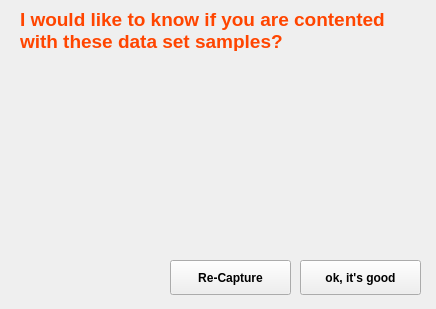
First picture: the form in EMS_Desktop_App/UIs/captureFace.ui, repository cedie712/EMS_Project, before the edit.
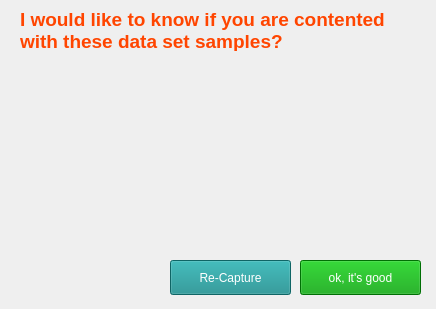
Second picture: the form after the edit. Icons and pictures are not drawn.

What changed in the file:
```diff
--- a/EMS_Desktop_App/UIs/captureFace.ui
+++ b/EMS_Desktop_App/UIs/captureFace.ui
@@ -26,16 +26,14 @@
      <height>35</height>
     </rect>
    </property>
-   <property name="font">
-    <font>
-     <family>Arial</family>
-     <weight>75</weight>
-     <bold>true</bold>
-    </font>
-   </property>
    <property name="focusPolicy">
     <enum>Qt::NoFocus</enum>
    </property>
+   <property name="styleSheet">
+    <string notr="true">color: #fff;
+background-color: rgb(21, 141, 141);
+font: 14px/20px &quot;Helvetica Neue&quot;,Helvetica,Arial,sans-serif;</string>
+   </property>
    <property name="text">
     <string>Re-Capture</string>
    </property>
@@ -78,16 +76,14 @@
      <height>35</height>
     </rect>
    </property>
-   <property name="font">
-    <font>
-     <family>Arial</family>
-     <weight>75</weight>
-     <bold>true</bold>
-    </font>
-   </property>
    <property name="focusPolicy">
     <enum>Qt::NoFocus</enum>
    </property>
+   <property name="styleSheet">
+    <string notr="true">color: #fff;
+background-color: rgb(0, 156, 5);
+font: 14px/20px &quot;Helvetica Neue&quot;,Helvetica,Arial,sans-serif;</string>
+   </property>
    <property name="text">
     <string>ok, it's good</string>
    </property>
```
Left out of the diff: 8 changed lines with no effect on the pictures.
